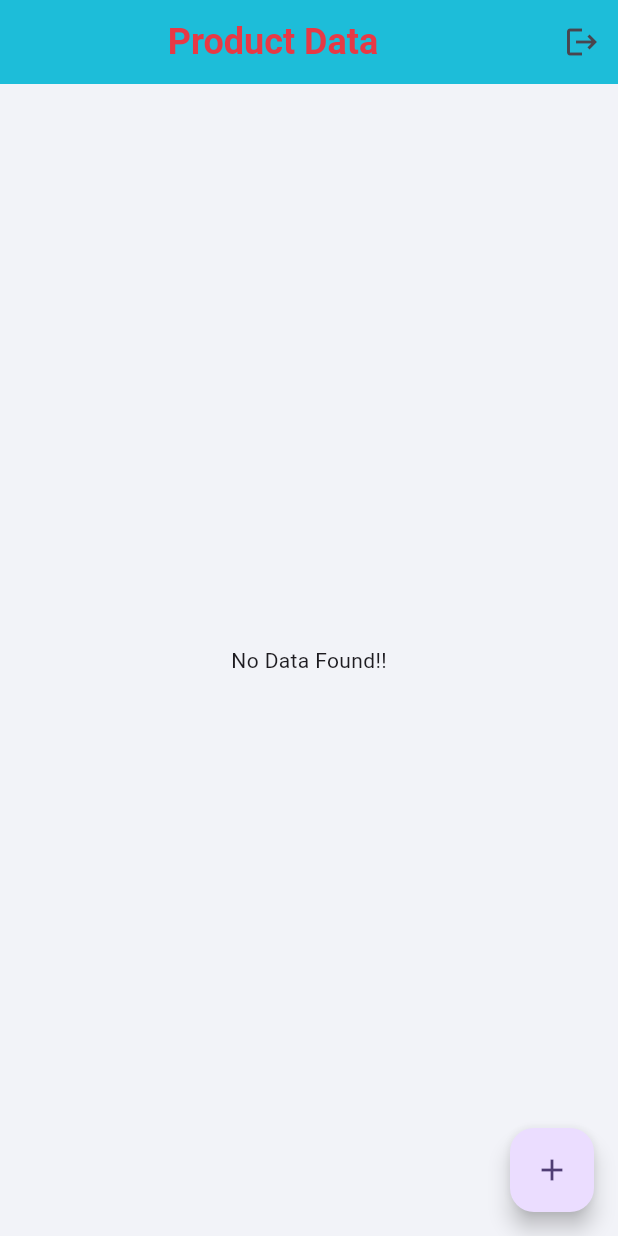
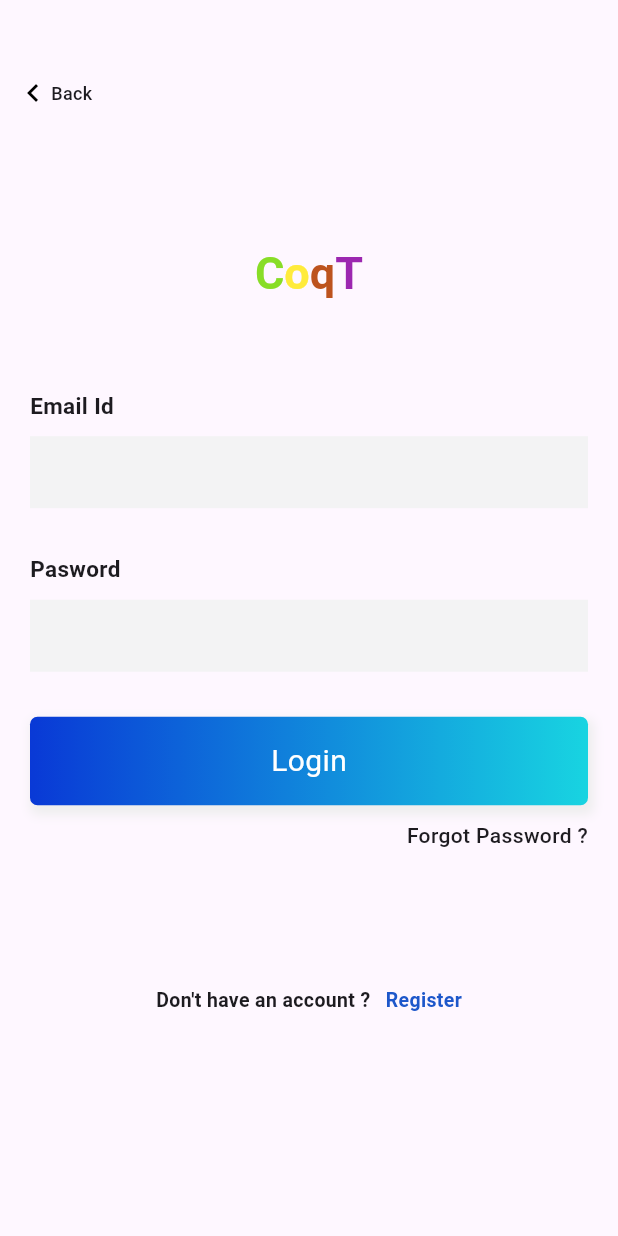
Before and after one commit to KhadaTea/TeaMTFl, a Flutter app: the Home screen opened directly, after a tap on the "logout" icon, on a phone screen of 412 x 824 dp. Run offline on Flutter 3.47's test engine with Material 3 defaults, Android fonts, the phone set to English and light mode, and no system bars; our stand-ins replace cloud_firestore, firebase_auth, firebase_core, firebase_storage, image_picker; accounts and stored records are empty.

Commit message:
second message

```diff
--- /dev/null
+++ b/lib/database/auth.dart
@@ -0,0 +1,38 @@
+import 'package:firebase_auth/firebase_auth.dart';
+import 'package:flutter/material.dart';
+import 'package:midterm/loginform/loginPage.dart';
+
+class FirebaseAuthService {
+  FirebaseAuth _auth = FirebaseAuth.instance;
+
+  Future<User?> signUpWithEmailAndPassword(String email, String password) async {
+    try {
+      UserCredential credential =
+      await _auth.createUserWithEmailAndPassword(email: email, password: password);
+      return credential.user;
+    } catch (e) {
+      print("Some error occured");
+      print(e);
+    }
+    return null;
+  }
+
+  Future<User?> signInWithEmailAndPassword(String email, String password) async {
+    try {
+      UserCredential credential = await _auth.signInWithEmailAndPassword(email: email, password: password);
+      return credential.user;
+    } catch (e) {
+      print("Some error occured");
+    }
+    return null;
+  }
+}
+
+signOutUser(BuildContext ctx) {
+  FirebaseAuth.instance.signOut().then(
+        // ignore: use_build_context_synchronously
+        (value) => Navigator.of(ctx).pushAndRemoveUntil(
+            MaterialPageRoute(builder: (context) => LoginPage()),
+            (Route<dynamic> route) => false),
+      );
+}
--- /dev/null
+++ b/lib/loginform/loginPage.dart
@@ -0,0 +1,251 @@
+import 'package:firebase_auth/firebase_auth.dart';
+import 'package:flutter/material.dart';
+import 'package:midterm/database/auth.dart';
+import 'package:midterm/page/home.dart';
+import 'package:midterm/loginform/signup.dart';
+import 'package:midterm/page/home.dart';
+
+class LoginPage extends StatefulWidget {
+  LoginPage({Key? key, this.title}) : super(key: key);
+
+  final String? title;
+
+  @override
+  _LoginPageState createState() => _LoginPageState();
+}
+
+class _LoginPageState extends State<LoginPage> {
+
+  final FirebaseAuthService _auth = FirebaseAuthService();
+
+  TextEditingController _emailController = TextEditingController();
+  TextEditingController _passwordController = TextEditingController();
+
+  void dispose() {
+    _emailController.dispose();
+    _passwordController.dispose();
+    super.dispose();
+  }
+
+  Widget _backButton() {
+    return InkWell(
+      onTap: () {
+        Navigator.push(
+            context, MaterialPageRoute(builder: (context) => Home()));
+      },
+      child: Container(
+        padding: EdgeInsets.symmetric(horizontal: 10),
+        child: Row(
+          children: <Widget>[
+            Container(
+              padding: EdgeInsets.only(left: 0, top: 10, bottom: 10),
+              child: Icon(Icons.keyboard_arrow_left, color: Colors.black),
+            ),
+            Text('Back',
+                style: TextStyle(fontSize: 12, fontWeight: FontWeight.w500))
+          ],
+        ),
+      ),
+    );
+  }
+
+  Widget _submitButton() {
+    return InkWell(
+      onTap: _sigIn,
+      child: Container(
+        width: MediaQuery.of(context).size.width,
+        padding: EdgeInsets.symmetric(vertical: 15),
+        alignment: Alignment.center,
+        decoration: BoxDecoration(
+            borderRadius: BorderRadius.all(Radius.circular(5)),
+            boxShadow: <BoxShadow>[
+              BoxShadow(
+                  color: Colors.grey.shade200,
+                  offset: Offset(2, 4),
+                  blurRadius: 5,
+                  spreadRadius: 2)
+            ],
+            gradient: LinearGradient(
+                begin: Alignment.centerLeft,
+                end: Alignment.centerRight,
+                colors: [
+                  Color.fromARGB(255, 9, 57, 214),
+                  Color.fromARGB(255, 24, 212, 225)
+                ])),
+        child: Text(
+          'Login',
+          style: TextStyle(fontSize: 20, color: Colors.white),
+        ),
+      ),
+    );
+  }
+
+  Widget _createAccountLabel() {
+    return InkWell(
+      onTap: () {
+        Navigator.push(
+            context, MaterialPageRoute(builder: (context) => SignUp()));
+      },
+      child: Container(
+        margin: EdgeInsets.symmetric(vertical: 20),
+        padding: EdgeInsets.all(15),
+        alignment: Alignment.bottomCenter,
+        child: Row(
+          mainAxisAlignment: MainAxisAlignment.center,
+          children: <Widget>[
+            Text(
+              'Don\'t have an account ?',
+              style: TextStyle(fontSize: 13, fontWeight: FontWeight.w600),
+            ),
+            SizedBox(
+              width: 10,
+            ),
+            Text(
+              'Register',
+              style: TextStyle(
+                  color: Color.fromARGB(255, 29, 87, 202),
+                  fontSize: 13,
+                  fontWeight: FontWeight.w600),
+            ),
+          ],
+        ),
+      ),
+    );
+  }
+
+  Widget _title() {
+    return RichText(
+      textAlign: TextAlign.center,
+      text: TextSpan(
+          text: 'C',
+          style: TextStyle(
+              fontSize: 30,
+              fontWeight: FontWeight.w700,
+              color: Color.fromARGB(255, 136, 221, 39)),
+          children: [
+            TextSpan(
+              text: 'o',
+              style: TextStyle(color: Colors.yellow, fontSize: 30),
+            ),
+            TextSpan(
+              text: 'q',
+              style: TextStyle(
+                  color: Color.fromARGB(255, 189, 83, 30), fontSize: 30),
+            ),
+            TextSpan(
+              text: 'T',
+              style: TextStyle(color: Colors.purple, fontSize: 30),
+            ),
+          ]),
+    );
+  }
+
+  @override
+  Widget build(BuildContext context) {
+    final height = MediaQuery.of(context).size.height;
+    return Scaffold(
+        body: Container(
+      height: height,
+      child: Stack(
+        children: <Widget>[
+          // Positioned(
+          //     top: -height * .15,
+          //     right: -MediaQuery.of(context).size.width * .4,
+          //     child: BezierContainer()),
+          Container(
+            padding: EdgeInsets.symmetric(horizontal: 20),
+            child: SingleChildScrollView(
+              child: Column(
+                crossAxisAlignment: CrossAxisAlignment.center,
+                mainAxisAlignment: MainAxisAlignment.center,
+                children: <Widget>[
+                  SizedBox(height: height * .2),
+                  _title(),
+                  SizedBox(height: 50),
+                  Container(
+                    margin: EdgeInsets.symmetric(vertical: 10),
+                    child: Column(
+                      crossAxisAlignment: CrossAxisAlignment.start,
+                      children: <Widget>[
+                        Text(
+                          "Email Id",
+                          style: TextStyle(
+                              fontWeight: FontWeight.bold, fontSize: 15),
+                        ),
+                        SizedBox(
+                          height: 10,
+                        ),
+                        TextField(
+                          controller: _emailController,
+                            decoration: InputDecoration(
+                                border: InputBorder.none,
+                                fillColor: Color(0xfff3f3f4),
+                                filled: true))
+                      ],
+                    ),
+                  ),
+                  SizedBox(height: 10,),
+                  Container(
+                    margin: EdgeInsets.symmetric(vertical: 10),
+                    child: Column(
+                      crossAxisAlignment: CrossAxisAlignment.start,
+                      children: <Widget>[
+                        Text(
+                          "Pasword",
+                          style: TextStyle(
+                              fontWeight: FontWeight.bold, fontSize: 15),
+                        ),
+                        SizedBox(
+                          height: 10,
+                        ),
+                        TextField(
+                          controller: _passwordController,
+                            obscureText: true,
+                            decoration: InputDecoration(
+                                border: InputBorder.none,
+                                fillColor: Color(0xfff3f3f4),
+                                filled: true))
+                      ],
+                    ),
+                  ),
+                  SizedBox(height: 20),
+                  _submitButton(),
+                  Container(
+                    padding: EdgeInsets.symmetric(vertical: 10),
+                    alignment: Alignment.centerRight,
+                    child: Text('Forgot Password ?',
+                        style: TextStyle(
+                            fontSize: 14, fontWeight: FontWeight.w500)),
+                  ),
+                  SizedBox(height: height * .055),
+                  _createAccountLabel(),
+                ],
+              ),
+            ),
+          ),
+          Positioned(top: 40, left: 0, child: _backButton()),
+        ],
+      ),
+    ));
+  }
+
+  void _sigIn() async {
+    String email = _emailController.text.toString().trim();
+    String password = _passwordController.text.toString().trim();
+
+    User? user = await _auth.signInWithEmailAndPassword(email, password);
+
+    if (user != null) {
+      print("User is successfully signIn");
+      ScaffoldMessenger.of(context).showSnackBar(
+          SnackBar(
+            content: Text("Đăng nhập Thành công"),
+            backgroundColor: Colors.red,
+          ),
+        );
+      Navigator.push(context, MaterialPageRoute(builder: (context) => Home()));
+    } else {
+      print("Some error happend");
+    }
+  }
+}
--- a/lib/page/home.dart
+++ b/lib/page/home.dart
@@ -1,5 +1,6 @@
 import 'package:flutter/foundation.dart';
 import 'package:flutter/material.dart';
+import 'package:midterm/database/auth.dart';
 import 'package:midterm/database/product.dart';
 import 'package:midterm/database/service.dart';
 import 'package:midterm/page/button_bar.dart'; // Đảm bảo rằng đây là đúng đường dẫn
@@ -140,7 +141,7 @@ class _HomeState extends State<Home> {
           IconButton(
             icon: const Icon(Icons.logout),
             onPressed: () {
-              // signOutUser(context);
+              signOutUser(context);
             },
           ),
         ],
```
Also changed, not shown: lib/loginform/signup.dart (added, +244 -0 lines).
